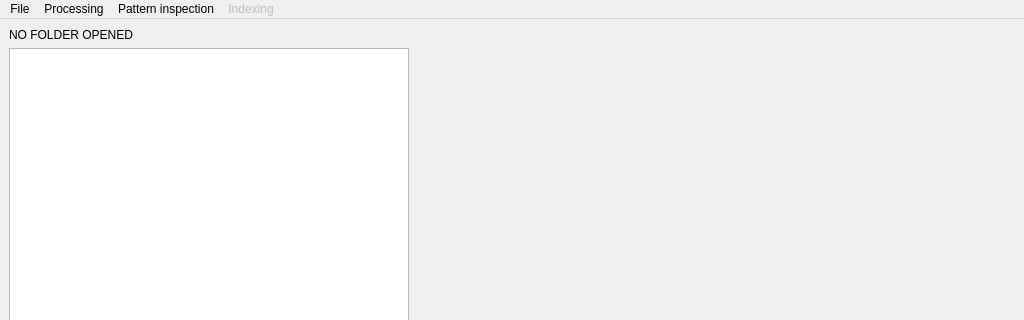
This is ui/main_window.ui in EBSP-Indexer/EBSP-Indexer as Qt 5 draws it before an edit; both pictures show x 0 to 1024 and y 0 to 320 of the 1024 by 662 pixel window. The edited form follows.
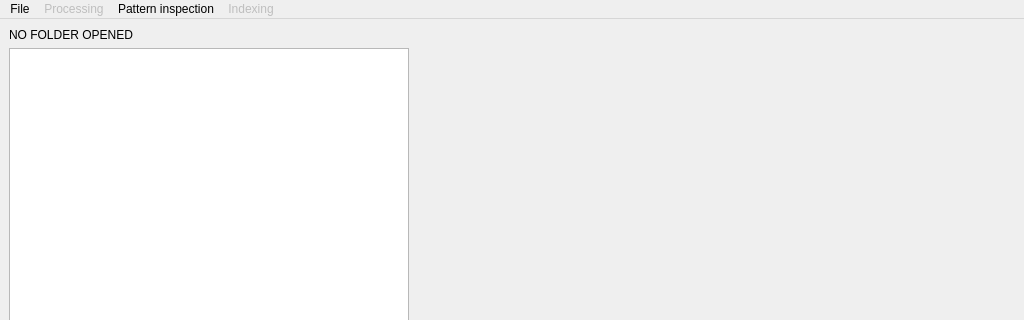
This is the edited form. Custom widgets are drawn as their Qt base class.

```diff
--- a/ui/main_window.ui
+++ b/ui/main_window.ui
@@ -161,7 +161,7 @@
    </widget>
    <widget class="QMenu" name="menuProcessing">
     <property name="enabled">
-     <bool>true</bool>
+     <bool>false</bool>
     </property>
     <property name="title">
      <string>Processing</string>
```
Left out of the diff: 4 changed lines with no effect on the pictures.
